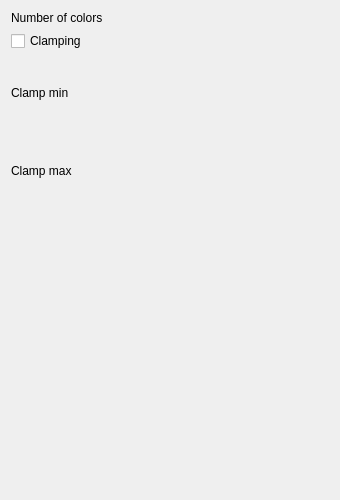
First picture: the form in smoke/view/colormaptab.ui, repository bvanloon/Scientific-Visualization, before the edit.
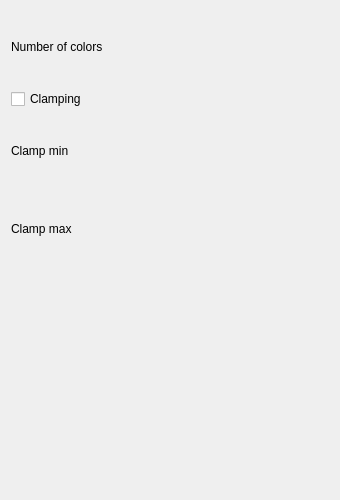
Second picture: the form after the edit. Custom widgets are drawn as their Qt base class.

Commit message: Set minimumsize of num colors slider.

```diff
--- a/smoke/view/colormaptab.ui
+++ b/smoke/view/colormaptab.ui
@@ -68,13 +68,26 @@
    </item>
    <item row="0" column="0">
     <widget class="QLabel" name="numColorsLabel">
+     <property name="minimumSize">
+      <size>
+       <width>0</width>
+       <height>72</height>
+      </size>
+     </property>
      <property name="text">
       <string>Number of colors</string>
      </property>
     </widget>
    </item>
    <item row="0" column="1">
-    <widget class="IntSlider" name="numColorsSlider" native="true"/>
+    <widget class="IntSlider" name="numColorsSlider" native="true">
+     <property name="minimumSize">
+      <size>
+       <width>0</width>
+       <height>72</height>
+      </size>
+     </property>
+    </widget>
    </item>
   </layout>
  </widget>
```
